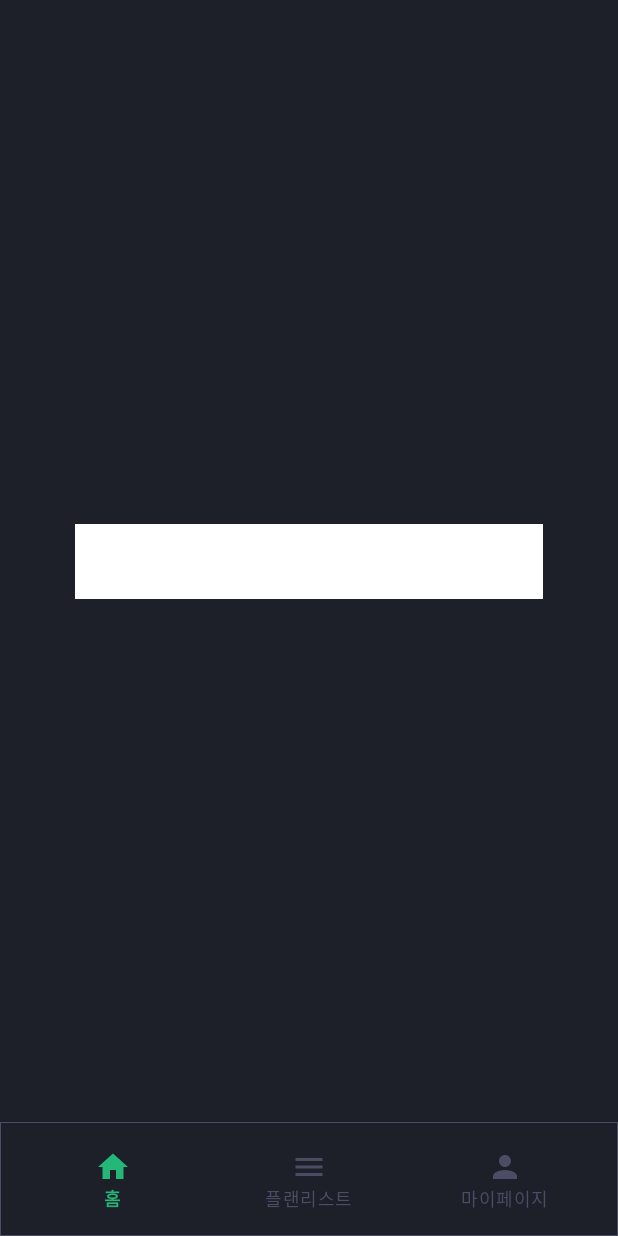
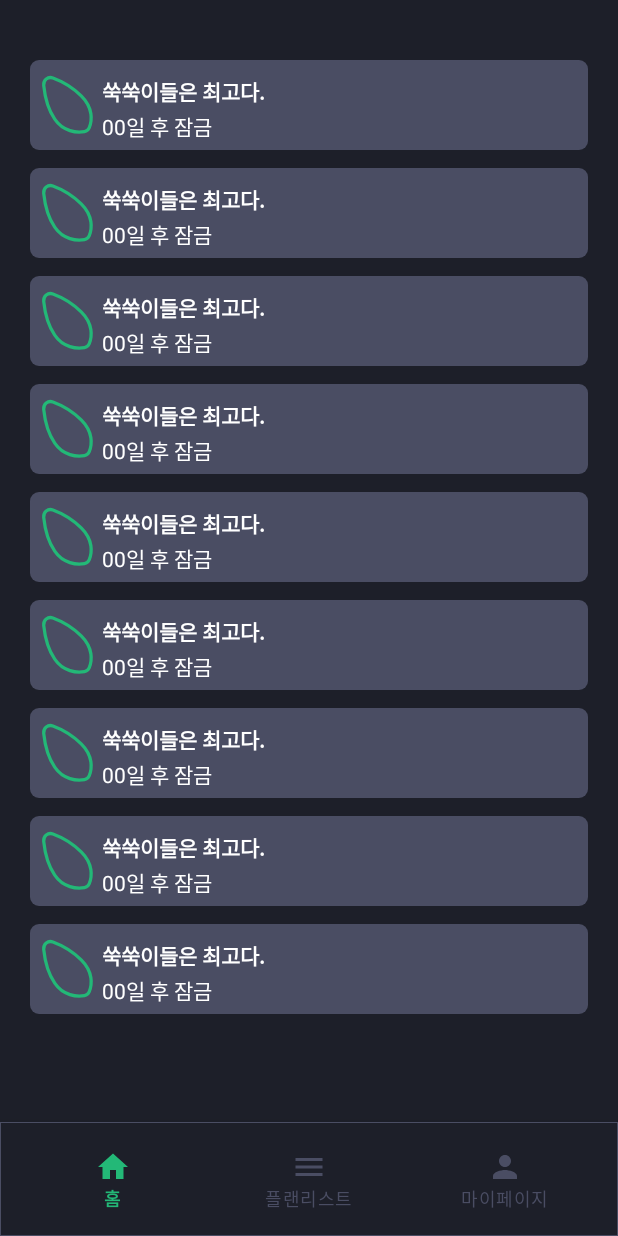
Before and after one commit to Team-Growthook/Growthook-AOS-Laboratory, an Android app: the screen it shows after launch (MainActivity), on a phone screen of 412 x 824 dp. Run offline under Robolectric (Android 15) with nearby library versions, the phone set to English and light mode, and no system bars; our stand-ins replace data binding.

Commit message:
[FEAT] 리사이클러뷰 구현 / 아이템 클릭시 바텀시트 나오도록 함

```diff
--- /dev/null
+++ b/app/src/main/java/com/growthook/growthooklaboratory/presentation/HomeAdapter.kt
@@ -0,0 +1,32 @@
+package com.growthook.growthooklaboratory.presentation
+
+import android.view.LayoutInflater
+import android.view.ViewGroup
+import androidx.recyclerview.widget.RecyclerView
+import com.growthook.growthooklaboratory.databinding.ItemHomeBinding
+
+class HomeAdapter(private val selectedItem: () -> Unit) :
+    RecyclerView.Adapter<HomeAdapter.HomeViewHolder>() {
+
+    class HomeViewHolder(private val binding: ItemHomeBinding, private val selectedItem: () -> Unit) :
+        RecyclerView.ViewHolder(binding.root) {
+        fun onBind() = with(binding) {
+            clHomeBackground.setOnLongClickListener {
+                selectedItem()
+                true
+            }
+        }
+    }
+
+    override fun onCreateViewHolder(parent: ViewGroup, viewType: Int): HomeViewHolder {
+        val binding =
+            ItemHomeBinding.inflate(LayoutInflater.from(parent.context), parent, false)
+        return HomeViewHolder(binding, selectedItem)
+    }
+
+    override fun onBindViewHolder(holder: HomeViewHolder, position: Int) {
+        holder.onBind()
+    }
+
+    override fun getItemCount(): Int = 9
+}
--- a/app/src/main/java/com/growthook/growthooklaboratory/presentation/HomeFragment.kt
+++ b/app/src/main/java/com/growthook/growthooklaboratory/presentation/HomeFragment.kt
@@ -2,6 +2,7 @@ package com.growthook.growthooklaboratory.presentation
 
 import android.os.Bundle
 import android.view.View
+import androidx.recyclerview.widget.LinearLayoutManager
 import com.growthook.growthooklaboratory.R
 import com.growthook.growthooklaboratory.databinding.FragmentHomeBinding
 import com.growthook.growthooklaboratory.util.base.BaseFragment
@@ -9,13 +10,19 @@ import com.growthook.growthooklaboratory.util.base.BaseFragment
 class HomeFragment : BaseFragment<FragmentHomeBinding>(R.layout.fragment_home) {
     override fun onViewCreated(view: View, savedInstanceState: Bundle?) {
         super.onViewCreated(view, savedInstanceState)
-        clickListner()
+        initAdapter()
     }
 
-    private fun clickListner() {
-        binding.viewHomeMain.setOnClickListener {
-            val bottomSheetDialog = HomeBottomsheetFragment()
-            bottomSheetDialog.show(parentFragmentManager, "show")
+    private fun initAdapter() {
+        val homeAdapter = HomeAdapter(::clickItem)
+        binding.rcvHomeMain.also {
+            it.adapter = homeAdapter
+            it.layoutManager = LinearLayoutManager(context)
         }
     }
+
+    private fun clickItem() {
+        val bottomSheetDialog = HomeBottomsheetFragment()
+        bottomSheetDialog.show(parentFragmentManager, "show")
+    }
 }
--- /dev/null
+++ b/app/src/main/res/drawable/ic_thook.xml
@@ -0,0 +1,15 @@
+<vector xmlns:android="http://schemas.android.com/apk/res/android"
+    android:width="22dp"
+    android:height="22dp"
+    android:viewportWidth="22"
+    android:viewportHeight="22">
+  <group>
+    <clip-path
+        android:pathData="M0,0h22v22h-22z"/>
+    <path
+        android:strokeWidth="1"
+        android:pathData="M7.558,15.317C10.186,19.173 14.258,19.527 16.656,19.123C17.288,19.017 17.829,18.608 18.08,18.017C18.991,15.866 19.379,11.92 15.645,8.218C12.755,5.351 9.475,3.649 7.003,2.744C5.48,2.186 4.024,3.377 4.189,4.995C4.499,8.046 5.406,12.159 7.558,15.317Z"
+        android:fillColor="#00000000"
+        android:strokeColor="#23B877"/>
+  </group>
+</vector>
--- /dev/null
+++ b/app/src/main/res/drawable/rect_gray_radius_6.xml
@@ -0,0 +1,7 @@
+<?xml version="1.0" encoding="utf-8"?>
+<shape xmlns:android="http://schemas.android.com/apk/res/android"
+    android:shape="rectangle">
+    <solid android:color="#4A4D63"/>
+    <corners android:radius="6dp"/>
+
+</shape>
--- a/app/src/main/res/layout/fragment_home.xml
+++ b/app/src/main/res/layout/fragment_home.xml
@@ -13,17 +13,18 @@
         android:background="#1D1F29"
         tools:context=".presentation.HomeFragment">
 
-        <View
-            android:id="@+id/view_home_main"
+        <androidx.recyclerview.widget.RecyclerView
+            android:id="@+id/rcv_home_main"
             android:layout_width="match_parent"
-            android:layout_height="50dp"
-            android:background="@color/white"
-            android:layout_marginHorizontal="50dp"
+            android:layout_height="match_parent"
+            android:orientation="vertical"
+            android:paddingHorizontal="20dp"
+            android:paddingVertical="40dp"
             app:layout_constraintBottom_toBottomOf="parent"
             app:layout_constraintEnd_toEndOf="parent"
             app:layout_constraintStart_toStartOf="parent"
             app:layout_constraintTop_toTopOf="parent"
-            />
+            tools:listitem="@layout/item_home" />
 
 
     </androidx.constraintlayout.widget.ConstraintLayout>
--- /dev/null
+++ b/app/src/main/res/layout/item_home.xml
@@ -0,0 +1,53 @@
+<?xml version="1.0" encoding="utf-8"?>
+<layout xmlns:android="http://schemas.android.com/apk/res/android"
+    xmlns:app="http://schemas.android.com/apk/res-auto">
+
+    <data>
+
+    </data>
+
+    <androidx.constraintlayout.widget.ConstraintLayout
+        android:id="@+id/cl_home_background"
+        android:layout_width="match_parent"
+        android:layout_height="wrap_content"
+        android:background="@drawable/rect_gray_radius_6"
+        android:layout_marginBottom="12dp"
+        >
+
+        <ImageView
+            android:id="@+id/iv_home_main"
+            android:layout_width="48dp"
+            android:layout_height="0dp"
+            android:layout_marginBottom="10dp"
+            android:scaleType="centerCrop"
+            android:src="@drawable/ic_thook"
+            android:layout_marginVertical="6dp"
+            app:layout_constraintBottom_toBottomOf="parent"
+            app:layout_constraintDimensionRatio="1"
+            app:layout_constraintStart_toStartOf="parent"
+            app:layout_constraintTop_toTopOf="parent" />
+
+        <TextView
+            android:id="@+id/tv_home_title"
+            android:layout_width="wrap_content"
+            android:layout_height="wrap_content"
+            android:layout_marginTop="10dp"
+            android:layout_marginBottom="20dp"
+            android:text="쑥쑥이들은 최고다."
+            android:textStyle="bold"
+            android:textColor="@color/white"
+            app:layout_constraintStart_toEndOf="@+id/iv_home_main"
+            app:layout_constraintTop_toTopOf="parent" />
+
+        <TextView
+            android:id="@+id/tv_home_desc"
+            android:layout_width="wrap_content"
+            android:layout_height="wrap_content"
+            android:layout_marginTop="2dp"
+            android:layout_marginBottom="20dp"
+            android:text="00일 후 잠금"
+            android:textColor="@color/white"
+            app:layout_constraintStart_toStartOf="@id/tv_home_title"
+            app:layout_constraintTop_toBottomOf="@id/tv_home_title" />
+    </androidx.constraintlayout.widget.ConstraintLayout>
+</layout>
```
